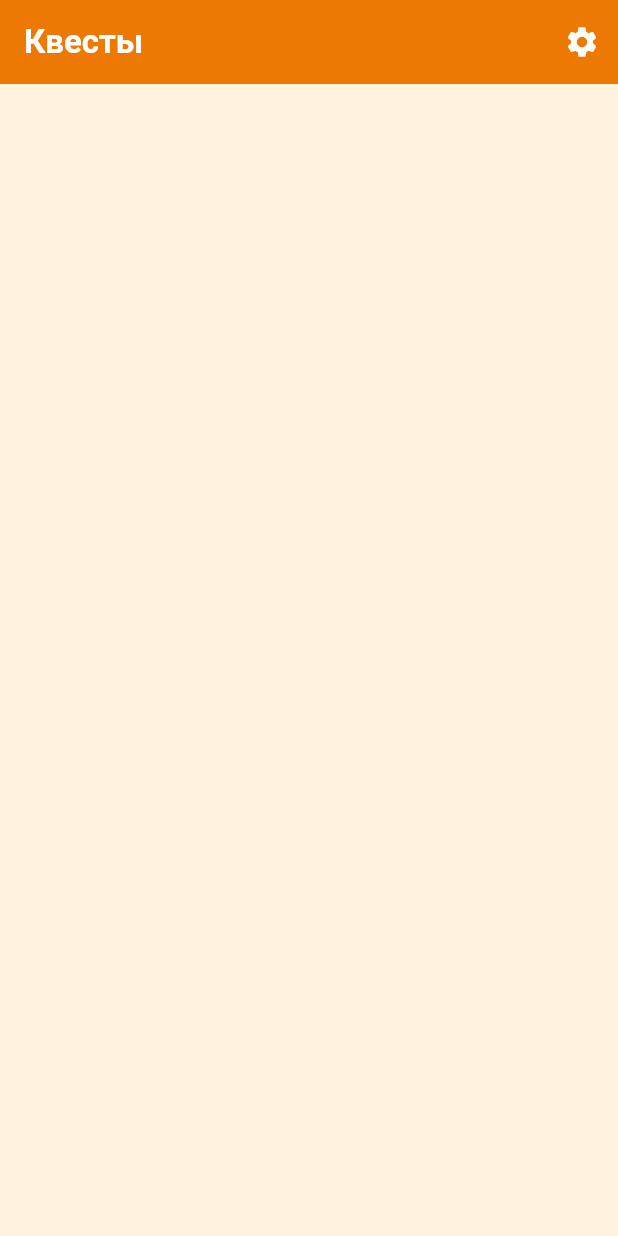
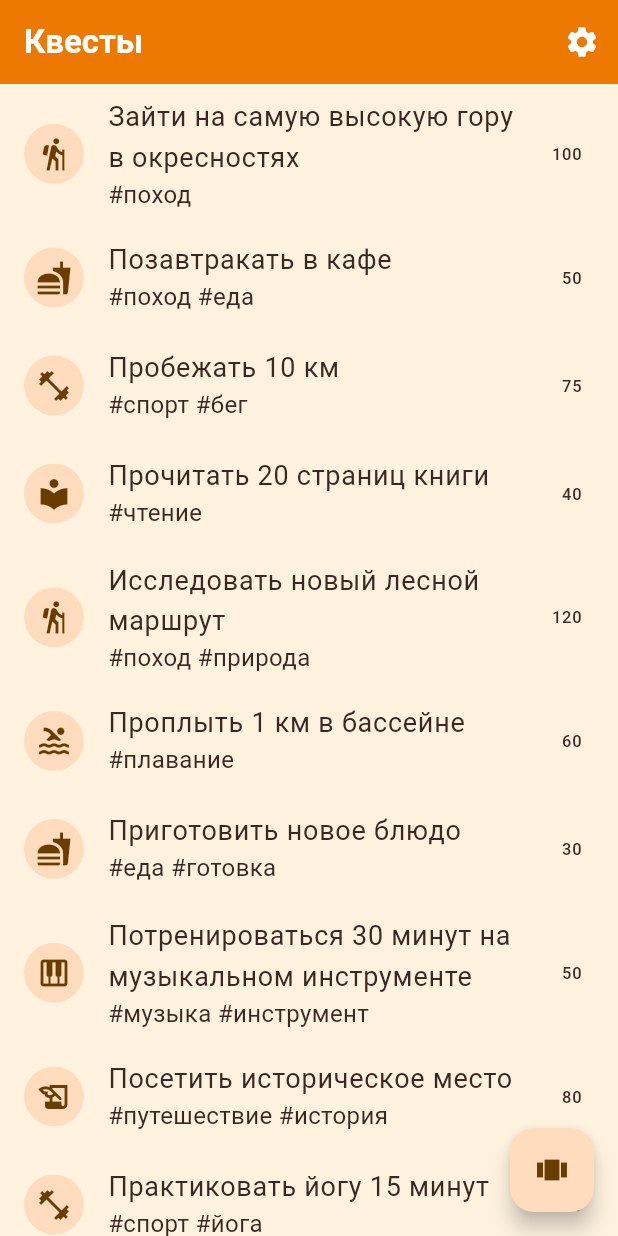
Before and after one commit to bobagold/questi, a Flutter app: the screen it shows after launch, on a phone screen of 412 x 824 dp. Run offline on Flutter 3.47's test engine with Material 3 defaults, Android fonts, the phone set to English and light mode, and no system bars; drawn by our look-alikes of carousel_slider; our stand-ins replace cached_network_image, cloud_firestore, firebase_core, flutter_hooks, flutter_riverpod, riverpod_annotation; accounts and stored records are empty; generated files the repository leaves out were written again.

Commit message:
fixtures, list/carousel

```diff
--- /dev/null
+++ b/assets/quests/fixture.json
@@ -0,0 +1,19 @@
+[
+  {"badges":["турист"],"points":100,"complexity":"advanced","tags":["поход"],"frequency":"daily","name":"Зайти на самую высокую гору в окресностях"},
+  {"badges":["турист","гурман"],"points":50,"complexity":"medium","tags":["поход","еда"],"frequency":"weekends","name":"Позавтракать в кафе"},
+  {"badges":["спортсмен"],"points":75,"complexity":"hard","tags":["спорт","бег"],"frequency":"daily","name":"Пробежать 10 км"},
+  {"badges":["читатель"],"points":40,"complexity":"easy","tags":["чтение"],"frequency":"daily","name":"Прочитать 20 страниц книги"},
+  {"badges":["турист","исследователь"],"points":120,"complexity":"advanced","tags":["поход","природа"],"frequency":"monthly","name":"Исследовать новый лесной маршрут"},
+  {"badges":["спортсмен"],"points":60,"complexity":"medium","tags":["плавание"],"frequency":"weekly","name":"Проплыть 1 км в бассейне"},
+  {"badges":["гурман"],"points":30,"complexity":"easy","tags":["еда","готовка"],"frequency":"weekly","name":"Приготовить новое блюдо"},
+  {"badges":["музыкант"],"points":50,"complexity":"medium","tags":["музыка","инструмент"],"frequency":"daily","name":"Потренироваться 30 минут на музыкальном инструменте"},
+  {"badges":["турист","историк"],"points":80,"complexity":"medium","tags":["путешествие","история"],"frequency":"monthly","name":"Посетить историческое место"},
+  {"badges":["спортсмен","йога"],"points":45,"complexity":"easy","tags":["спорт","йога"],"frequency":"daily","name":"Практиковать йогу 15 минут"},
+  {"badges":["художник"],"points":55,"complexity":"medium","tags":["искусство","живопись"],"frequency":"weekly","name":"Нарисовать новую картину"},
+  {"badges":["спортсмен","турист"],"points":90,"complexity":"hard","tags":["поход","велосипед"],"frequency":"weekly","name":"Совершить велосипедную поездку на 50 км"},
+  {"badges":["социальный","общение"],"points":40,"complexity":"easy","tags":["друзья","разговор"],"frequency":"daily","name":"Позвонить старому другу и поговорить 10 минут"},
+  {"badges":["социальный","эксперт"],"points":70,"complexity":"medium","tags":["нетворкинг","мероприятие"],"frequency":"weekly","name":"Посетить общественное мероприятие и познакомиться с 3 новыми людьми"},
+  {"badges":["социальный","волонтёр"],"points":100,"complexity":"hard","tags":["благотворительность","помощь"],"frequency":"monthly","name":"Принять участие в волонтёрской программе"},
+  {"badges":["социальный","развитие"],"points":60,"complexity":"medium","tags":["дискуссия","новые знакомства"],"frequency":"weekly","name":"Принять участие в дискуссионном клубе или публичных дебатах"},
+  {"badges":["социальный","дружба"],"points":50,"complexity":"easy","tags":["друзья","отдых"],"frequency":"weekly","name":"Организовать встречу с друзьями офлайн"}
+]
--- a/lib/src/sample_feature/sample_item_list_view.dart
+++ b/lib/src/sample_feature/sample_item_list_view.dart
@@ -1,5 +1,9 @@
+import 'dart:convert';
+import 'dart:math';
+
 import 'package:cloud_firestore/cloud_firestore.dart';
 import 'package:flutter/material.dart';
+import 'package:flutter/services.dart';
 import 'package:flutter_hooks/flutter_hooks.dart';
 import 'package:questi/src/images/carousel.dart';
 
@@ -12,12 +16,16 @@ class Quest {
   final String complexity;
   final List<String> tags;
   final List<String> badges;
+  final int points;
+  final String frequency;
 
   const Quest({
     required this.name,
     required this.complexity,
     this.tags = const [],
     this.badges = const [],
+    this.points = 0,
+    this.frequency = 'weekly',
   });
 
   static Quest? fromJson(Map<String, dynamic> json) {
@@ -25,17 +33,26 @@ class Quest {
         case {
           "name": String name,
           "complexity": String complexity,
-          // "tags": List<String> tags,
-          // "badges": List<String> badges,
+          "tags": List<dynamic> tags?,
+          "badges": List<dynamic> badges?,
+          "points": int points?,
+          "frequency": String frequency?,
         }) {
       return Quest(
         name: name,
         complexity: complexity,
-        // tags: tags,
-        // badges: badges,
+        tags: tags.cast<String>(),
+        badges: badges.cast<String>(),
+        points: points,
+        frequency: frequency,
       );
     }
     return null;
+  }
+
+  @override
+  String toString() {
+    return 'Quest{name: $name, complexity: $complexity, tags: $tags, badges: $badges, points: $points, frequency: $frequency}';
   }
 }
 
@@ -46,16 +63,25 @@ class SampleItemListView extends HookWidget {
   });
 
   static const routeName = '/';
-  final bool useCarousel = true;
+  final bool useFixtures = true;
 
   @override
   Widget build(BuildContext context) {
+    final useCarousel = useState(false);
     final db = FirebaseFirestore.instance;
-    final futureList = useMemoized(() => db.collection("quests").get().then(
-        (event) =>
-            event.docs.map((doc) => Quest.fromJson(doc.data())).toList()));
+    final futureList = useMemoized(() => !useFixtures
+        ? db.collection("quests").get().then((event) =>
+            event.docs.map((doc) => Quest.fromJson(doc.data())).toList())
+        : rootBundle
+            .loadString('assets/quests/fixture.json')
+            .then(jsonDecode)
+            .then((list) => list
+                .map((e) => Quest.fromJson(e))
+                .where((e) => e != null)
+                .toList()
+                .cast<Quest>()));
     final data = useFuture(futureList);
-    final items = data.data;
+    final List<Quest>? items = data.data;
 
     return Scaffold(
         appBar: AppBar(
@@ -72,6 +98,11 @@ class SampleItemListView extends HookWidget {
             ),
           ],
         ),
+        floatingActionButton: FloatingActionButton(
+          onPressed: () => useCarousel.value = !useCarousel.value,
+          child:
+              Icon(useCarousel.value ? Icons.view_list : Icons.view_carousel),
+        ),
 
         // To work with lists that may contain a large number of items, it’s best
         // to use the ListView.builder constructor.
@@ -80,7 +111,7 @@ class SampleItemListView extends HookWidget {
         // building all Widgets up front, the ListView.builder constructor lazily
         // builds Widgets as they’re scrolled into view.
         body: items != null
-            ? (useCarousel
+            ? (useCarousel.value
                 ? ActivityCarousel(
                     languageCode: 'ru',
                     activities:
@@ -97,11 +128,12 @@ class SampleItemListView extends HookWidget {
 
                       return ListTile(
                           title: Text(item!.name),
-                          leading: const CircleAvatar(
-                            // Display the Flutter Logo image asset.
-                            foregroundImage:
-                                AssetImage('assets/images/flutter_logo.png'),
+                          leading: CircleAvatar(
+                            child: Icon(randomIconByTags(item.tags)),
                           ),
+                          subtitle:
+                              Text(item.tags.map((tag) => '#$tag').join(' ')),
+                          trailing: Text(item.points.toString()),
                           onTap: () {
                             // Navigate to the details page. If the user leaves and returns to
                             // the app after it has been killed while running in the
@@ -116,3 +148,38 @@ class SampleItemListView extends HookWidget {
             : Center(child: CircularProgressIndicator()));
   }
 }
+
+const _byTag = {
+  "поход": Icons.hiking,
+  "спорт": Icons.fitness_center,
+  "бег": Icons.directions_run,
+  "чтение": Icons.local_library,
+  "природа": Icons.park,
+  "плавание": Icons.pool,
+  "еда": Icons.fastfood,
+  "готовка": Icons.restaurant,
+  "музыка": Icons.music_note,
+  "инструмент": Icons.piano,
+  "путешествие": Icons.flight,
+  "история": Icons.history_edu,
+  "йога": Icons.self_improvement,
+  "искусство": Icons.brush,
+  "живопись": Icons.palette,
+  "велосипед": Icons.directions_bike,
+  "общение": Icons.groups,
+  "нетворкинг": Icons.handshake,
+  "мероприятие": Icons.event,
+  "благотворительность": Icons.volunteer_activism,
+  "дискуссия": Icons.record_voice_over,
+  "разговор": Icons.forum,
+  "друзья": Icons.people,
+  "отдых": Icons.spa,
+};
+final _random = Random();
+IconData randomIconByTags(List<String> tags) {
+  final availableIcons =
+      tags.map((tag) => _byTag[tag]).whereType<IconData>().toList();
+  return availableIcons.isNotEmpty
+      ? availableIcons[_random.nextInt(availableIcons.length)]
+      : Icons.help_outline;
+}
--- a/pubspec.yaml
+++ b/pubspec.yaml
@@ -43,3 +43,4 @@ flutter:
   assets:
     # Add assets from the images directory to the application.
     - assets/images/
+    - assets/quests/
```
